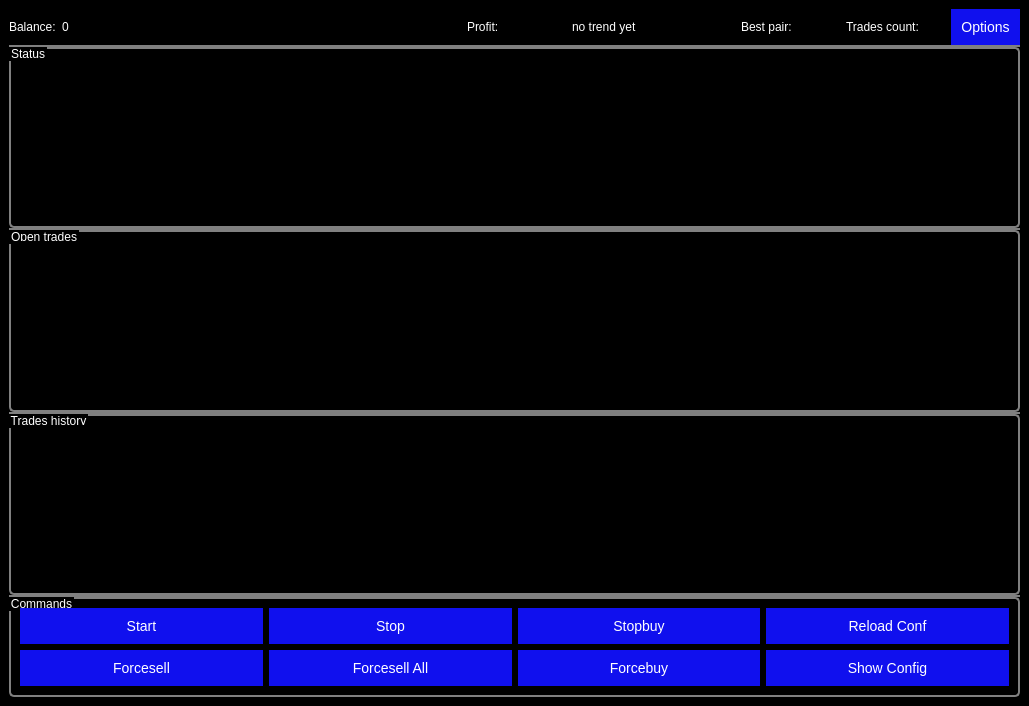
orkblutt/QFreqtradeUI, file mainwindow.ui: the form before one commit.
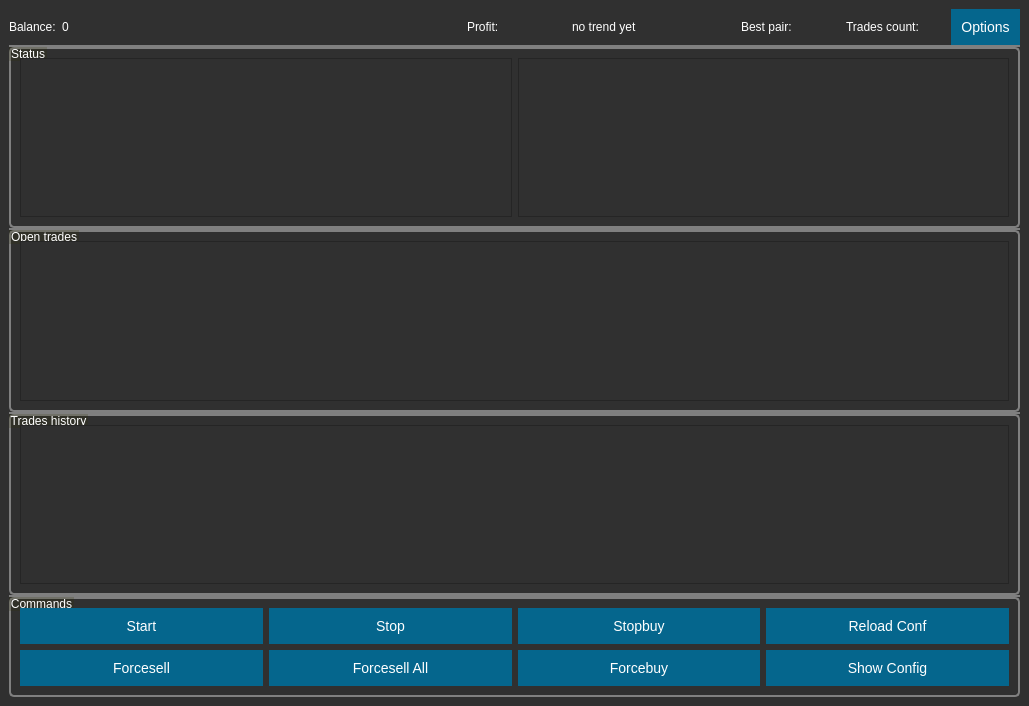
The form after the commit.

Commit message: smoother colors

Diff of the .ui file:
```diff
--- a/mainwindow.ui
+++ b/mainwindow.ui
@@ -16,17 +16,17 @@
   <property name="styleSheet">
    <string notr="true">QWidget {
   color: white;
-  background-color:  black;
+  background-color:  #303030;
 }
 
 QLabel{
-  background-color: black;
+  background-color:  #303030;
   color: white;
   font: 30 12pt &quot;tahoma&quot;;	
 }
 
 QGroupBox {
-    background-color: black;
+    background-color:  #303030;
     border: 2px solid gray;
     border-radius: 5px;
     margin-top: 2ex; /* leave space at the top for the title */
@@ -34,9 +34,10 @@
 }
 
 QGroupBox::title {
+    background-color:  transparent;
     subcontrol-origin: margin;
     subcontrol-position: top left; /* position at the top center */
-    background-color: black;
+    background-color: #30303000;
 	
 }
 
@@ -68,14 +69,14 @@
 }
 
 QHeaderView::section {
-  background-color: #454545;
+  background-color: #555555;
 }
 
 QPushButton {
   padding: 10px;
   color: white;
   text-align: center;
-  background-color:#1010ee;
+  background-color:#05668D;
   font: 30 14pt &quot;tahoma&quot;;
   border-style: no-border;
   font-size: 14px;
```
Left out of the diff: 2 changed lines with no effect on the pictures. The commit also changes 2 other files.
